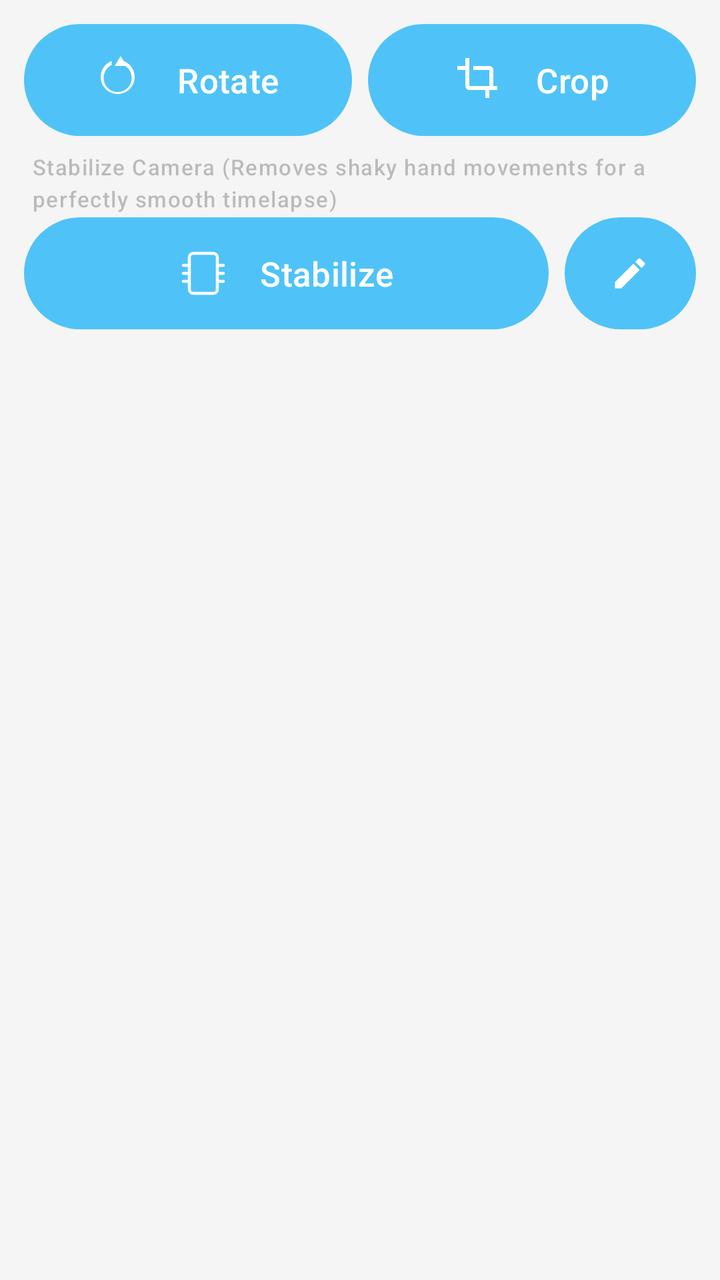
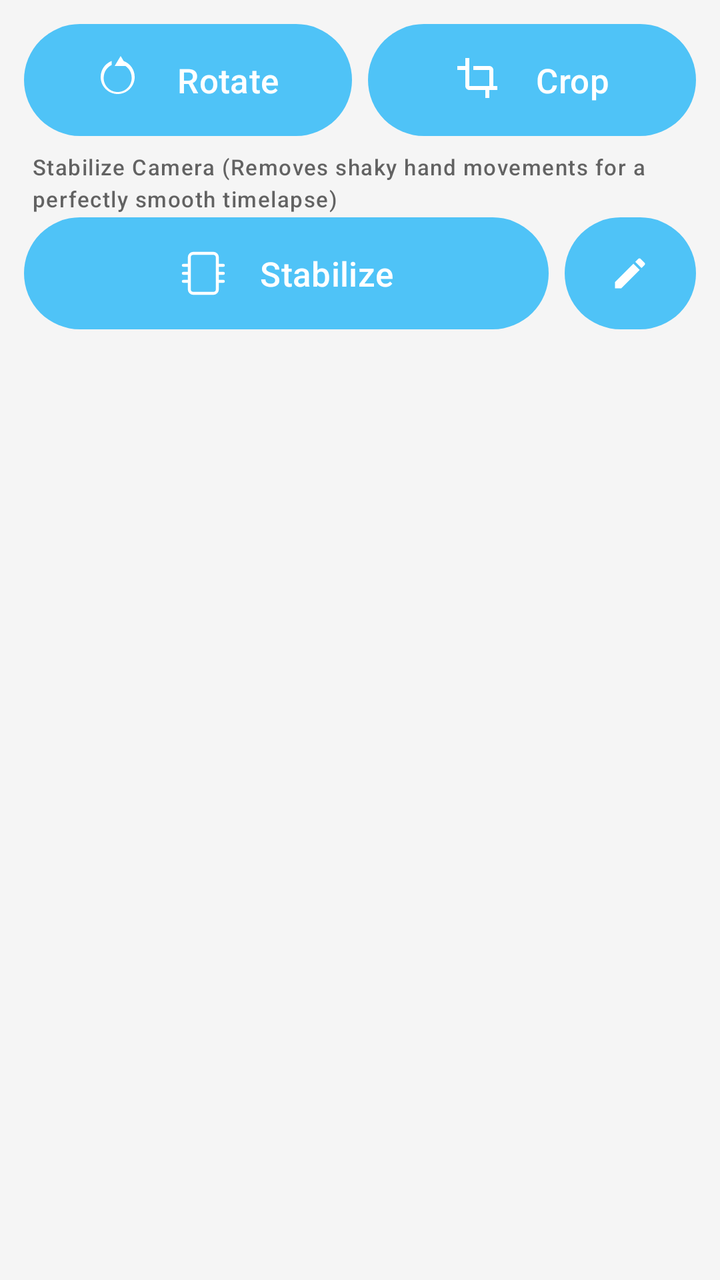

Compare the two renders of this Android layout. The source of the first and the diff that turns it into the second are given below.
<!-- AndroidManifest.xml: application theme Theme.TimeLapse -->
<!-- res/layout/tray_transform.xml -->
<?xml version="1.0" encoding="utf-8"?>
<LinearLayout
    xmlns:android="http://schemas.android.com/apk/res/android"
    xmlns:app="http://schemas.android.com/apk/res-auto"
    style="@style/Widget.App.Tray">

    
    <LinearLayout
        android:id="@+id/splitPillRotateRatio"
        android:layout_width="match_parent"
        android:layout_height="wrap_content"
        android:orientation="horizontal"
        android:weightSum="1.0">

        
        <com.google.android.material.button.MaterialButton
            android:id="@+id/btnRotate"
            style="@style/Widget.Material3.Button"
            android:layout_width="0dp"
            android:layout_height="56dp"
            android:layout_weight="0.5"
            android:layout_marginEnd="4dp"
            android:text="Rotate"
            android:textSize="17sp"
            android:gravity="center"
            android:maxLines="1"
            android:textColor="?attr/colorOnPrimary"
            app:icon="@drawable/ic_rotate"
            app:iconSize="24dp"
            app:iconPadding="16dp"
            app:iconGravity="textStart"
            app:iconTint="?attr/colorOnPrimary"
            app:backgroundTint="?attr/colorPrimary"
            app:cornerRadius="28dp"
            android:insetTop="0dp"
            android:insetBottom="0dp" />

        
        <com.google.android.material.button.MaterialButton
            android:id="@+id/btnRatio"
            style="@style/Widget.Material3.Button"
            android:layout_width="0dp"
            android:layout_height="56dp"
            android:layout_weight="0.5"
            android:layout_marginStart="4dp"
            android:text="Crop"
            android:textSize="17sp"
            android:gravity="center"
            android:maxLines="1"
            android:textColor="?attr/colorOnPrimary"
            app:icon="@drawable/ic_crop"
            app:iconSize="24dp"
            app:iconPadding="16dp"
            app:iconGravity="textStart"
            app:iconTint="?attr/colorOnPrimary"
            app:backgroundTint="?attr/colorPrimary"
            app:cornerRadius="28dp"
            android:insetTop="0dp"
            android:insetBottom="0dp" />

    </LinearLayout>

    
    <TextView
        android:id="@+id/textStabilizePretext"
        android:layout_width="match_parent"
        android:layout_height="wrap_content"
        android:layout_marginTop="8dp"
        android:layout_marginStart="4dp"
        android:text="@string/label_auto_align"
        style="@style/TextAppearance.TimeLapse.HelperSmall" />

    
    <LinearLayout
        android:id="@+id/splitPillStabilize"
        android:layout_width="match_parent"
        android:layout_height="56dp"
        android:layout_marginTop="2dp"
        android:orientation="horizontal"
        android:weightSum="10">

        
        <com.google.android.material.button.MaterialButton
            android:id="@+id/btnStabilize"
            style="@style/Widget.Material3.Button"
            android:layout_width="0dp"
            android:layout_height="match_parent"
            android:layout_weight="8"
            android:layout_marginEnd="4dp"
            android:text="Stabilize"
            android:textSize="17sp"
            android:gravity="center"
            android:maxLines="1"
            android:textColor="?attr/colorOnPrimary"
            android:insetTop="0dp"
            android:insetBottom="0dp"
            app:icon="@drawable/ic_stabilize_selector"
            app:iconSize="24dp"
            app:iconPadding="16dp"
            app:iconGravity="textStart"
            app:iconTint="?attr/colorOnPrimary"
            app:backgroundTint="?attr/colorPrimary"
            app:cornerRadius="28dp" />

        
        <com.google.android.material.button.MaterialButton
            android:id="@+id/btnStabilizeMenu"
            style="@style/Widget.Material3.Button"
            android:layout_width="0dp"
            android:layout_height="match_parent"
            android:layout_weight="2"
            android:layout_marginStart="4dp"
            android:insetTop="0dp"
            android:insetBottom="0dp"
            android:padding="0dp"
            android:contentDescription="Edit mask"
            app:icon="@drawable/ic_edit"
            app:iconSize="20dp"
            app:iconPadding="0dp"
            app:iconGravity="textStart"
            app:iconTint="?attr/colorOnPrimary"
            app:backgroundTint="?attr/colorPrimary"
            app:cornerRadius="28dp" />
    </LinearLayout>

</LinearLayout>
<!-- resources referenced by this layout -->
<resources>
  <!-- drawable ic_crop (drawable) -->
  <vector xmlns:android="http://schemas.android.com/apk/res/android"
      android:width="24dp"
      android:height="24dp"
      android:viewportWidth="24"
      android:viewportHeight="24">
      <path
          android:fillColor="#FFFFFF"
          android:pathData="M17,15h2V7c0,-1.1 -0.9,-2 -2,-2H9v2h8v8zM7,17V1H5v4H1v2h4v8c0,1.1 0.9,2 2,2h8v4h2v-4h4v-2H7z"/>
  </vector>
  <!-- drawable ic_edit (drawable) -->
  <vector xmlns:android="http://schemas.android.com/apk/res/android"
      android:width="24dp"
      android:height="24dp"
      android:viewportWidth="24.0"
      android:viewportHeight="24.0">
      <path
          android:fillColor="#FFFFFFFF"
          android:pathData="M3,17.25V21h3.75L17.81,9.94l-3.75,-3.75L3,17.25zM20.71,7.04c0.39,-0.39 0.39,-1.02 0,-1.41l-2.34,-2.34c-0.39,-0.39 -1.02,-0.39 -1.41,0l-1.83,1.83 3.75,3.75 1.83,-1.83z" />
  </vector>
  <!-- drawable ic_rotate (drawable) -->
  <vector xmlns:android="http://schemas.android.com/apk/res/android"
      android:width="24dp"
      android:height="24dp"
      android:viewportWidth="24.0"
      android:viewportHeight="24.0">
      <path
          android:fillColor="#FFFFFFFF"
          android:pathData="M7.47,2.49C4.2,3.82 2,6.82 2,10.5c0,4.69 3.81,8.5 8.5,8.5s8.5,-3.81 8.5,-8.5c0,-3.68 -2.2,-6.68 -5.47,-7.99L13.5,4.51c2.43,1.11 4,3.54 4,6.49 0,3.87 -3.13,7 -7,7s-7,-3.13 -7,-7c0,-2.95 1.57,-5.38 4,-6.49L7.47,2.49zM12,0L9,5h6L12,0z" />
  </vector>
  <!-- drawable ic_stabilize_selector (drawable) -->
  <?xml version="1.0" encoding="utf-8"?>
  <selector xmlns:android="http://schemas.android.com/apk/res/android">
      <item android:drawable="@drawable/ic_stabilize_off" android:state_enabled="false"/>
      <item android:drawable="@drawable/ic_stabilize"/>
  </selector>
  <string name="label_auto_align">Stabilize Camera (Removes shaky hand movements for a perfectly smooth timelapse)</string>
  <style name="TextAppearance.TimeLapse.HelperSmall" parent="TextAppearance.Material3.LabelSmall">
          <item name="android:textColor">@color/colorHelperTextSecondary</item>
          <item name="android:textSize">11sp</item>
          <item name="android:alpha">0.6</item>
      </style>
  <style name="Widget.App.Tray" parent="">
          <item name="android:layout_width">match_parent</item>
          <item name="android:layout_height">wrap_content</item>
          <item name="android:orientation">vertical</item>
          <item name="android:padding">12dp</item>
          <item name="android:background">@color/colorTrayBackground</item>
      </style>
  <color name="colorHelperTextSecondary">#66000000</color>
  <color name="colorTrayBackground">#F5F5F5</color>
  <color name="colorPrimary">#4FC3F7</color>
  <color name="colorPrimaryVariant">#29B6F6</color>
  <color name="colorOnPrimary">#FFFFFF</color>
  <color name="colorSecondary">#4FC3F7</color>
  <color name="colorOnSecondary">#FFFFFF</color>
  <color name="colorBackground">#FFFFFF</color>
  <color name="colorSurface">#F5F5F5</color>
  <color name="colorOnSurface">#1A1A1A</color>
  <color name="colorOnBackground">#1A1A1A</color>
  <color name="nav_background">#FFFFFF</color>
  <!-- unchanged entries left out for length: 3 -->
</resources>

<!-- the commit's change to res/layout/tray_transform.xml (unified diff, before → after) -->
@@ -67,6 +67,7 @@
         android:layout_height="wrap_content"
         android:layout_marginTop="8dp"
         android:layout_marginStart="4dp"
+        android:layout_marginEnd="4dp"
         android:text="@string/label_auto_align"
         style="@style/TextAppearance.TimeLapse.HelperSmall" />
 
<!-- resource entries referenced after the edit -->
@@ -38,9 +38,9 @@
   </selector>
   <string name="label_auto_align">Stabilize Camera (Removes shaky hand movements for a perfectly smooth timelapse)</string>
   <style name="TextAppearance.TimeLapse.HelperSmall" parent="TextAppearance.Material3.LabelSmall">
-          <item name="android:textColor">@color/colorHelperTextSecondary</item>
+          <item name="android:textColor">@color/colorHelperText</item>
           <item name="android:textSize">11sp</item>
-          <item name="android:alpha">0.6</item>
+          
       </style>
   <style name="Widget.App.Tray" parent="">
           <item name="android:layout_width">match_parent</item>
@@ -49,7 +49,7 @@
           <item name="android:padding">12dp</item>
           <item name="android:background">@color/colorTrayBackground</item>
       </style>
-  <color name="colorHelperTextSecondary">#66000000</color>
+  <color name="colorHelperText">#99000000</color>
   <color name="colorTrayBackground">#F5F5F5</color>
   <color name="colorPrimary">#4FC3F7</color>
   <color name="colorPrimaryVariant">#29B6F6</color>
